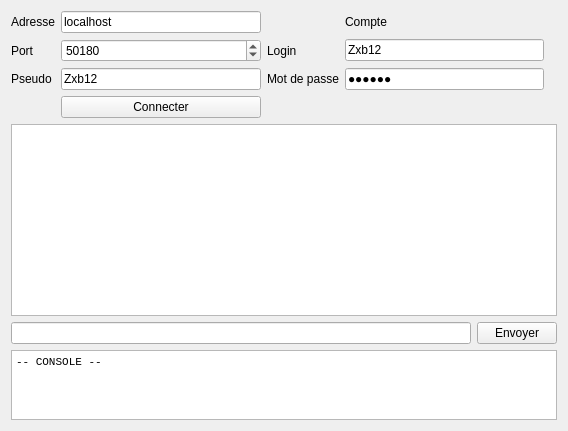
The window that Chat-Client/fenprincipale.ui (Zxb12/Chat) describes before a commit, drawn with Qt 5.
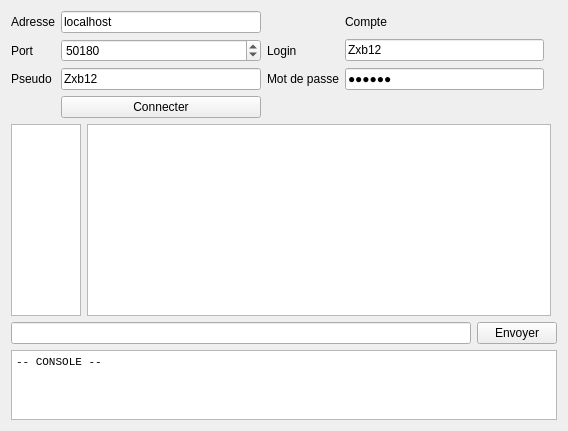
The same window after the commit.

Commit message: Ajout d'une liste de connectes

```diff
--- a/Chat-Client/fenprincipale.ui
+++ b/Chat-Client/fenprincipale.ui
@@ -145,20 +145,7 @@
      </item>
     </layout>
    </item>
-   <item row="1" column="0" colspan="2">
-    <widget class="QPlainTextEdit" name="chat">
-     <property name="sizePolicy">
-      <sizepolicy hsizetype="Expanding" vsizetype="Minimum">
-       <horstretch>0</horstretch>
-       <verstretch>0</verstretch>
-      </sizepolicy>
-     </property>
-     <property name="readOnly">
-      <bool>true</bool>
-     </property>
-    </widget>
-   </item>
-   <item row="2" column="0" colspan="2">
+   <item row="3" column="0" colspan="2">
     <layout class="QHBoxLayout" name="horizontalLayout">
      <item>
       <widget class="QLineEdit" name="message"/>
@@ -172,7 +159,7 @@
      </item>
     </layout>
    </item>
-   <item row="3" column="0" colspan="2">
+   <item row="4" column="0" colspan="2">
     <widget class="QTextEdit" name="console">
      <property name="sizePolicy">
       <sizepolicy hsizetype="Expanding" vsizetype="Expanding">
@@ -205,6 +192,48 @@
      </property>
     </widget>
    </item>
+   <item row="2" column="0">
+    <layout class="QHBoxLayout" name="horizontalLayout_2">
+     <item>
+      <widget class="QListWidget" name="listeConnectes">
+       <property name="sizePolicy">
+        <sizepolicy hsizetype="Minimum" vsizetype="Expanding">
+         <horstretch>0</horstretch>
+         <verstretch>0</verstretch>
+        </sizepolicy>
+       </property>
+       <property name="maximumSize">
+        <size>
+         <width>70</width>
+         <height>16777215</height>
+        </size>
+       </property>
+       <property name="baseSize">
+        <size>
+         <width>70</width>
+         <height>0</height>
+        </size>
+       </property>
+       <property name="sortingEnabled">
+        <bool>true</bool>
+       </property>
+      </widget>
+     </item>
+     <item>
+      <widget class="QPlainTextEdit" name="chat">
+       <property name="sizePolicy">
+        <sizepolicy hsizetype="Expanding" vsizetype="Minimum">
+         <horstretch>0</horstretch>
+         <verstretch>0</verstretch>
+        </sizepolicy>
+       </property>
+       <property name="readOnly">
+        <bool>true</bool>
+       </property>
+      </widget>
+     </item>
+    </layout>
+   </item>
   </layout>
  </widget>
  <layoutdefault spacing="6" margin="11"/>
```
Left out of the diff: 1 changed line with no effect on the pictures. The commit also changes 7 other files.
